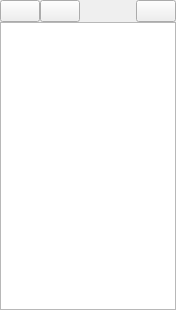
Old version of the form src/playlist.ui in the repository coslyk/moonplayer.
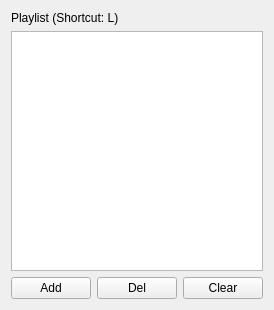
New version of the form.

Commit message: [new ui] change playlist to popup window

The edit to the form file:
```diff
--- a/src/playlist.ui
+++ b/src/playlist.ui
@@ -6,7 +6,7 @@
    <rect>
     <x>0</x>
     <y>0</y>
-    <width>176</width>
+    <width>180</width>
     <height>310</height>
    </rect>
   </property>
@@ -16,68 +16,38 @@
     <height>16777215</height>
    </size>
   </property>
-  <layout class="QVBoxLayout" name="verticalLayout">
-   <property name="spacing">
-    <number>0</number>
-   </property>
-   <property name="leftMargin">
-    <number>0</number>
-   </property>
-   <property name="topMargin">
-    <number>0</number>
-   </property>
-   <property name="rightMargin">
-    <number>0</number>
-   </property>
-   <property name="bottomMargin">
-    <number>0</number>
-   </property>
-   <item>
-    <widget class="QWidget" name="playlistBar" native="true">
-     <layout class="QHBoxLayout" name="horizontalLayout">
-      <property name="spacing">
-       <number>0</number>
-      </property>
-      <property name="leftMargin">
-       <number>0</number>
-      </property>
-      <property name="topMargin">
-       <number>0</number>
-      </property>
-      <property name="rightMargin">
-       <number>0</number>
-      </property>
-      <property name="bottomMargin">
-       <number>0</number>
-      </property>
-      <item>
-       <widget class="QPushButton" name="addButton"/>
-      </item>
-      <item>
-       <widget class="QPushButton" name="delButton"/>
-      </item>
-      <item>
-       <spacer name="horizontalSpacer">
-        <property name="orientation">
-         <enum>Qt::Horizontal</enum>
-        </property>
-        <property name="sizeHint" stdset="0">
-         <size>
-          <width>40</width>
-          <height>20</height>
-         </size>
-        </property>
-       </spacer>
-      </item>
-      <item>
-       <widget class="QPushButton" name="clearButton"/>
-      </item>
-     </layout>
-    </widget>
-   </item>
-   <item>
+  <layout class="QGridLayout" name="gridLayout">
+   <item row="1" column="0" colspan="3">
     <widget class="QListWidget" name="listWidget"/>
    </item>
+   <item row="2" column="1">
+    <widget class="QPushButton" name="delButton">
+     <property name="text">
+      <string>Del</string>
+     </property>
+    </widget>
+   </item>
+   <item row="2" column="0">
+    <widget class="QPushButton" name="addButton">
+     <property name="text">
+      <string>Add</string>
+     </property>
+    </widget>
+   </item>
+   <item row="2" column="2">
+    <widget class="QPushButton" name="clearButton">
+     <property name="text">
+      <string>Clear</string>
+     </property>
+    </widget>
+   </item>
+   <item row="0" column="0" colspan="3">
+    <widget class="QLabel" name="label">
+     <property name="text">
+      <string>Playlist (Shortcut: L)</string>
+     </property>
+    </widget>
+   </item>
   </layout>
  </widget>
  <resources/>
```
The commit also changes 3 other files.
